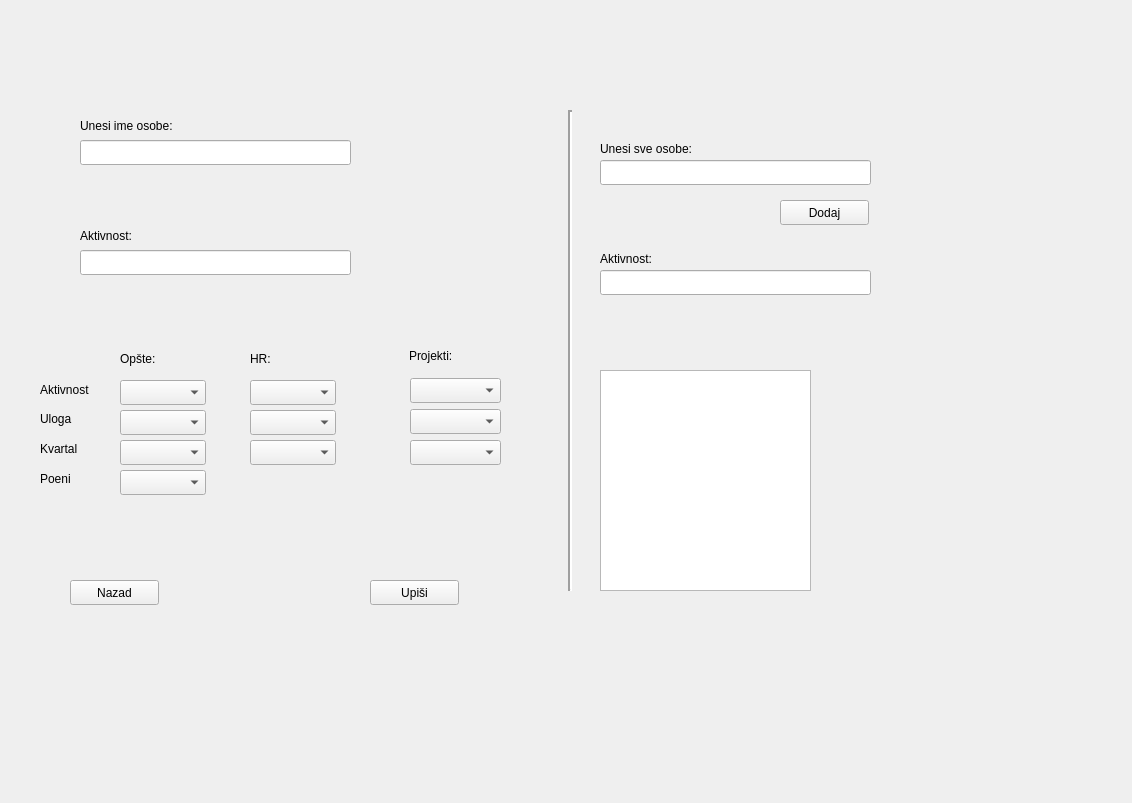
Before: the Qt Designer form design.ui in uivetic/SPC, drawn with Qt 5.
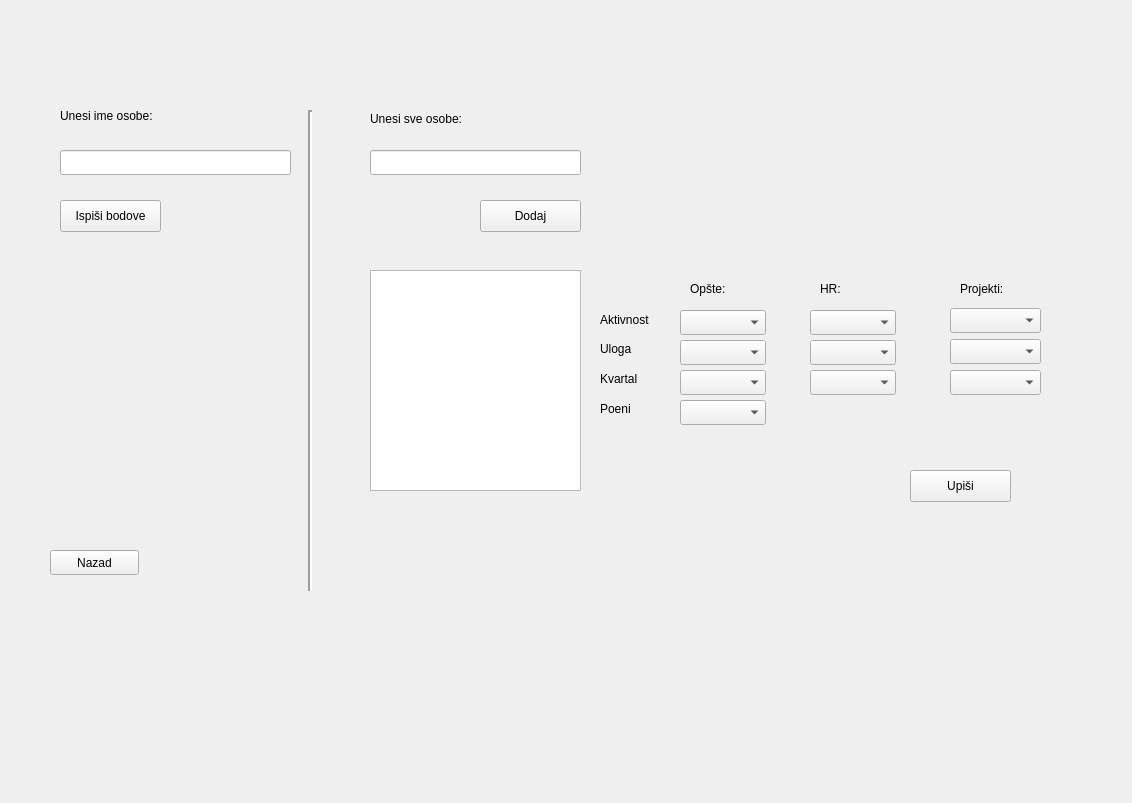
After: the same form once the commit is applied.

Commit message: popup messages and design fixes and some more refactoring

```diff
--- a/design.ui
+++ b/design.ui
@@ -17,8 +17,8 @@
    <widget class="QStackedWidget" name="stackedWidget">
     <property name="geometry">
      <rect>
-      <x>30</x>
-      <y>10</y>
+      <x>10</x>
+      <y>-20</y>
       <width>1071</width>
       <height>771</height>
      </rect>
@@ -59,7 +59,7 @@
       <property name="geometry">
        <rect>
         <x>50</x>
-        <y>100</y>
+        <y>120</y>
         <width>131</width>
         <height>31</height>
        </rect>
@@ -72,31 +72,8 @@
       <property name="geometry">
        <rect>
         <x>50</x>
-        <y>130</y>
-        <width>271</width>
-        <height>25</height>
-       </rect>
-      </property>
-     </widget>
-     <widget class="QLabel" name="activityLabelRight">
-      <property name="geometry">
-       <rect>
-        <x>50</x>
-        <y>210</y>
-        <width>131</width>
-        <height>31</height>
-       </rect>
-      </property>
-      <property name="text">
-       <string>Aktivnost:</string>
-      </property>
-     </widget>
-     <widget class="QLineEdit" name="activityLineEditLeft">
-      <property name="geometry">
-       <rect>
-        <x>50</x>
-        <y>240</y>
-        <width>271</width>
+        <y>170</y>
+        <width>231</width>
         <height>25</height>
        </rect>
       </property>
@@ -117,8 +94,8 @@
      <widget class="QLabel" name="projectsLabelLeft">
       <property name="geometry">
        <rect>
-        <x>379</x>
-        <y>337</y>
+        <x>950</x>
+        <y>300</y>
         <width>67</width>
         <height>17</height>
        </rect>
@@ -130,8 +107,8 @@
      <widget class="Line" name="line">
       <property name="geometry">
        <rect>
-        <x>530</x>
-        <y>100</y>
+        <x>290</x>
+        <y>130</y>
         <width>20</width>
         <height>481</height>
        </rect>
@@ -146,8 +123,8 @@
      <widget class="QPlainTextEdit" name="allPersonsRight">
       <property name="geometry">
        <rect>
-        <x>570</x>
-        <y>360</y>
+        <x>360</x>
+        <y>290</y>
         <width>211</width>
         <height>221</height>
        </rect>
@@ -156,7 +133,7 @@
      <widget class="QLabel" name="namesLabelRight">
       <property name="geometry">
        <rect>
-        <x>570</x>
+        <x>360</x>
         <y>130</y>
         <width>121</width>
         <height>17</height>
@@ -169,45 +146,9 @@
      <widget class="QLineEdit" name="namesRightLineEdit">
       <property name="geometry">
        <rect>
-        <x>570</x>
-        <y>150</y>
-        <width>271</width>
-        <height>25</height>
-       </rect>
-      </property>
-     </widget>
-     <widget class="QPushButton" name="addButtonRight">
-      <property name="geometry">
-       <rect>
-        <x>750</x>
-        <y>190</y>
-        <width>89</width>
-        <height>25</height>
-       </rect>
-      </property>
-      <property name="text">
-       <string>Dodaj</string>
-      </property>
-     </widget>
-     <widget class="QLabel" name="activityLabelLeft">
-      <property name="geometry">
-       <rect>
-        <x>570</x>
-        <y>240</y>
-        <width>91</width>
-        <height>17</height>
-       </rect>
-      </property>
-      <property name="text">
-       <string>Aktivnost:</string>
-      </property>
-     </widget>
-     <widget class="QLineEdit" name="activityLineEditRight">
-      <property name="geometry">
-       <rect>
-        <x>570</x>
-        <y>260</y>
-        <width>271</width>
+        <x>360</x>
+        <y>170</y>
+        <width>211</width>
         <height>25</height>
        </rect>
       </property>
@@ -215,8 +156,8 @@
      <widget class="QLabel" name="opsteLabelLeft">
       <property name="geometry">
        <rect>
-        <x>90</x>
-        <y>340</y>
+        <x>680</x>
+        <y>300</y>
         <width>67</width>
         <height>17</height>
        </rect>
@@ -228,8 +169,8 @@
      <widget class="QLabel" name="hrLabelLeft">
       <property name="geometry">
        <rect>
-        <x>220</x>
-        <y>340</y>
+        <x>810</x>
+        <y>300</y>
         <width>67</width>
         <height>17</height>
        </rect>
@@ -241,8 +182,8 @@
      <widget class="QComboBox" name="dropDownOpste4">
       <property name="geometry">
        <rect>
-        <x>90</x>
-        <y>460</y>
+        <x>670</x>
+        <y>420</y>
         <width>86</width>
         <height>25</height>
        </rect>
@@ -251,8 +192,8 @@
      <widget class="QComboBox" name="dropDownOpste1">
       <property name="geometry">
        <rect>
-        <x>90</x>
-        <y>370</y>
+        <x>670</x>
+        <y>330</y>
         <width>86</width>
         <height>25</height>
        </rect>
@@ -261,8 +202,8 @@
      <widget class="QComboBox" name="dropDownOpste2">
       <property name="geometry">
        <rect>
-        <x>90</x>
-        <y>400</y>
+        <x>670</x>
+        <y>360</y>
         <width>86</width>
         <height>25</height>
        </rect>
@@ -271,8 +212,8 @@
      <widget class="QComboBox" name="dropDownOpste3">
       <property name="geometry">
        <rect>
-        <x>90</x>
-        <y>430</y>
+        <x>670</x>
+        <y>390</y>
         <width>86</width>
         <height>25</height>
        </rect>
@@ -281,8 +222,8 @@
      <widget class="QComboBox" name="dropDownHR1">
       <property name="geometry">
        <rect>
-        <x>220</x>
-        <y>370</y>
+        <x>800</x>
+        <y>330</y>
         <width>86</width>
         <height>25</height>
        </rect>
@@ -291,8 +232,8 @@
      <widget class="QComboBox" name="dropDownHR2">
       <property name="geometry">
        <rect>
-        <x>220</x>
-        <y>400</y>
+        <x>800</x>
+        <y>360</y>
         <width>86</width>
         <height>25</height>
        </rect>
@@ -301,8 +242,8 @@
      <widget class="QComboBox" name="dropDownProjekti1">
       <property name="geometry">
        <rect>
-        <x>380</x>
-        <y>368</y>
+        <x>940</x>
+        <y>328</y>
         <width>91</width>
         <height>25</height>
        </rect>
@@ -326,8 +267,8 @@
      <widget class="QComboBox" name="dropDownProjekti2">
       <property name="geometry">
        <rect>
-        <x>380</x>
-        <y>399</y>
+        <x>940</x>
+        <y>359</y>
         <width>91</width>
         <height>25</height>
        </rect>
@@ -336,8 +277,8 @@
      <widget class="QComboBox" name="dropDownProjekti3">
       <property name="geometry">
        <rect>
-        <x>380</x>
-        <y>430</y>
+        <x>940</x>
+        <y>390</y>
         <width>91</width>
         <height>25</height>
        </rect>
@@ -346,8 +287,8 @@
      <widget class="QLabel" name="label">
       <property name="geometry">
        <rect>
-        <x>10</x>
-        <y>370</y>
+        <x>590</x>
+        <y>330</y>
         <width>71</width>
         <height>20</height>
        </rect>
@@ -359,8 +300,8 @@
      <widget class="QLabel" name="label_2">
       <property name="geometry">
        <rect>
-        <x>10</x>
-        <y>400</y>
+        <x>590</x>
+        <y>360</y>
         <width>67</width>
         <height>17</height>
        </rect>
@@ -372,8 +313,8 @@
      <widget class="QLabel" name="label_3">
       <property name="geometry">
        <rect>
-        <x>10</x>
-        <y>430</y>
+        <x>590</x>
+        <y>390</y>
         <width>67</width>
         <height>17</height>
        </rect>
@@ -385,8 +326,8 @@
      <widget class="QLabel" name="label_4">
       <property name="geometry">
        <rect>
-        <x>10</x>
-        <y>460</y>
+        <x>590</x>
+        <y>420</y>
         <width>67</width>
         <height>17</height>
        </rect>
@@ -398,20 +339,46 @@
      <widget class="QComboBox" name="dropDownHR3">
       <property name="geometry">
        <rect>
-        <x>220</x>
-        <y>430</y>
+        <x>800</x>
+        <y>390</y>
         <width>86</width>
         <height>25</height>
        </rect>
       </property>
      </widget>
+     <widget class="QPushButton" name="pushButton1">
+      <property name="geometry">
+       <rect>
+        <x>50</x>
+        <y>220</y>
+        <width>101</width>
+        <height>32</height>
+       </rect>
+      </property>
+      <property name="text">
+       <string>Ispiši bodove</string>
+      </property>
+     </widget>
+     <widget class="QPushButton" name="addButtonRight">
+      <property name="geometry">
+       <rect>
+        <x>470</x>
+        <y>220</y>
+        <width>101</width>
+        <height>32</height>
+       </rect>
+      </property>
+      <property name="text">
+       <string>Dodaj</string>
+      </property>
+     </widget>
      <widget class="QPushButton" name="upisiButtonLeft">
       <property name="geometry">
        <rect>
-        <x>340</x>
-        <y>570</y>
-        <width>89</width>
-        <height>25</height>
+        <x>900</x>
+        <y>490</y>
+        <width>101</width>
+        <height>32</height>
        </rect>
       </property>
       <property name="text">
```
Left out of the diff: 2 changed lines with no effect on the pictures. The commit also changes 4 other files.
